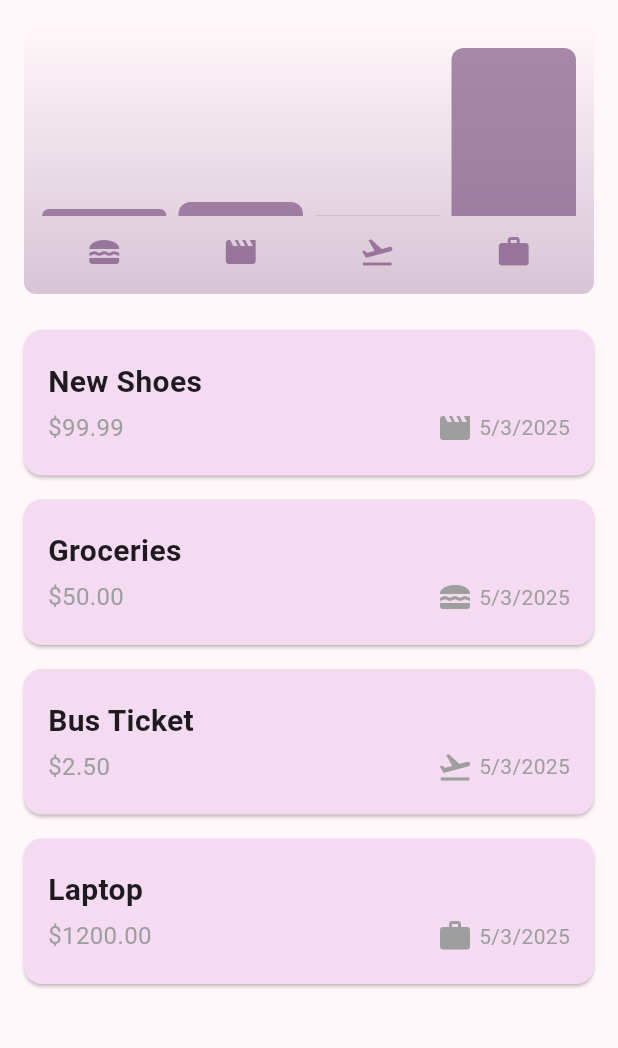
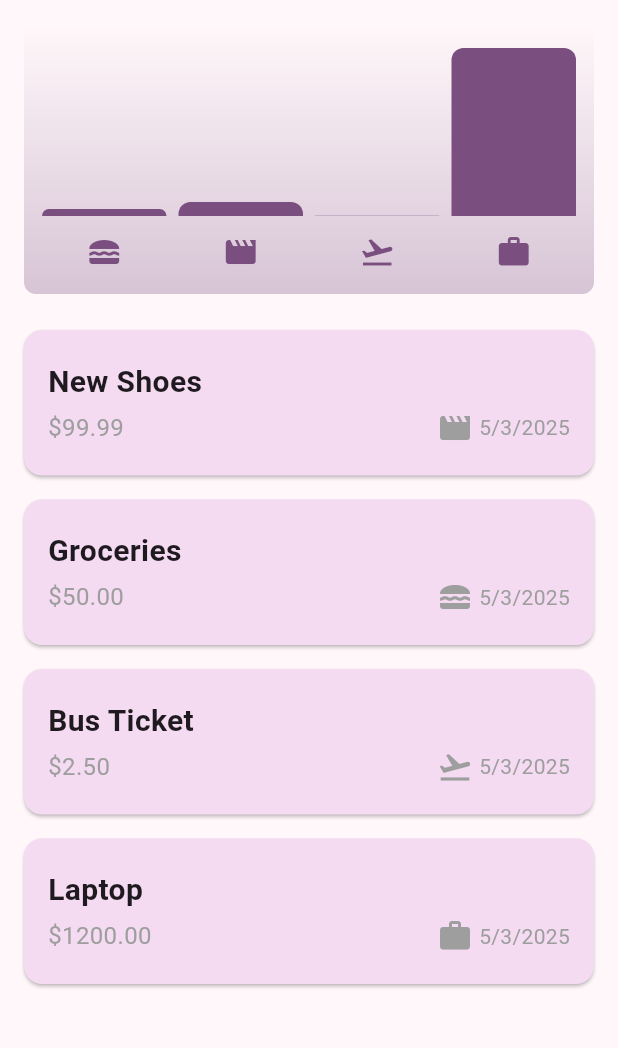
Before and after one commit to james2000-design/expense_tracker, a Flutter app: the screen it shows after launch, on a phone screen of 412 x 824 dp, the part 84-1132 px from its top. Run offline on Flutter 3.47's test engine with Material 3 defaults, Android fonts, the phone set to English and light mode, and no system bars.

Commit message:
remove depricated opacity

```diff
--- a/lib/widgets/charts/bar_chart.dart
+++ b/lib/widgets/charts/bar_chart.dart
@@ -23,7 +23,7 @@ class ChartBar extends StatelessWidget {
               color:
                   isDarkMode
                       ? Theme.of(context).colorScheme.secondary
-                      : Theme.of(context).colorScheme.primary.withOpacity(0.65),
+                      : Theme.of(context).colorScheme.primary,
             ),
           ),
         ),
--- a/lib/widgets/charts/chart.dart
+++ b/lib/widgets/charts/chart.dart
@@ -81,9 +81,7 @@ class Chart extends StatelessWidget {
                             color:
                                 isDarkMode
                                     ? Theme.of(context).colorScheme.secondary
-                                    : Theme.of(
-                                      context,
-                                    ).colorScheme.primary.withOpacity(0.7),
+                                    : Theme.of(context).colorScheme.primary,
                           ),
                         ),
                       ),
```
